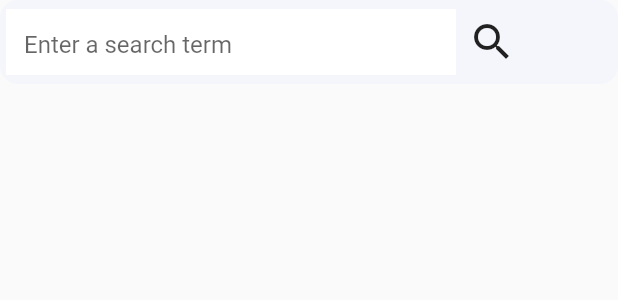
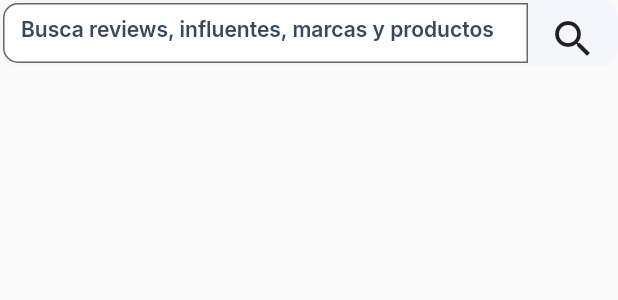
Before and after one commit to tipzty/tipzty_flutter_ui, a Flutter app: the BoxInputSearch widget shown alone on an empty page, opened directly, on a phone screen of 412 x 824 dp. Shown: the top 300 px of the screen. Run offline on Flutter 3.47's test engine with Material 2 defaults, Android fonts, the phone set to English and light mode, and no system bars; our stand-ins replace cached_network_image, google_fonts, websafe_svg; network calls fail.

Commit message:
fix box input search

```diff
--- a/lib/main.dart
+++ b/lib/main.dart
@@ -71,7 +71,11 @@
                 onTap: () {},
               ),
               TextDivider('BoxInputSearch'),
-              BoxInputSearch(),
+              SizedBox(
+                width: 400,
+                height: 44,
+                child: BoxInputSearch(),
+              )
             ],
           )),
     );
--- a/lib/src/widgets/box_input_search.dart
+++ b/lib/src/widgets/box_input_search.dart
@@ -1,31 +1,53 @@
 import 'package:flutter/material.dart';
 import 'package:flutter/widgets.dart';
+import 'package:google_fonts/google_fonts.dart';
+import 'package:tipzty_flutter_ui/shared/constants.dart';
 
 class BoxInputSearch extends StatelessWidget {
   @override
   Widget build(BuildContext context) {
+    Size size = MediaQuery.of(context).size;
+
     return Container(
-        padding: EdgeInsets.only(top: 4, bottom: 4, left: 4),
+        width: size.width,
+        height: 44,
+        padding: EdgeInsets.only(top: 2, bottom: 2, left: 2),
         decoration: BoxDecoration(
           color: Color.fromRGBO(245, 246, 251, 1),
           borderRadius: BorderRadius.circular(12),
         ),
-        child: Row(children: [
-          SizedBox(
-            width: 300,
-            height: 44,
+        child: Row(
+            crossAxisAlignment: CrossAxisAlignment.center,
+            mainAxisAlignment: MainAxisAlignment.center,
+            children: [
+              Expanded(
                 child: TextField(
                   decoration: InputDecoration(
+                      hintStyle: GoogleFonts.inter(
+                          fontSize: 14,
+                          color: textColor,
+                          fontWeight: FontWeight.w600),
+                      border: OutlineInputBorder(
+                          borderSide: BorderSide(
+                              color: Color.fromRGBO(245, 246, 251, 1),
+                              width: 0),
+                          borderRadius: BorderRadius.only(
+                              bottomLeft: Radius.circular(10),
+                              topLeft: Radius.circular(10))),
                       filled: true,
                       fillColor: Colors.white,
-                  border: InputBorder.none,
-                  hintText: 'Enter a search term'),
+                      hintText:
+                          'Busca reviews, influentes, marcas y productos'),
                 ),
               ),
-          IconButton(
+              SizedBox(
+                width: 60,
+                child: IconButton(
+                  alignment: Alignment.center,
                   icon: Icon(Icons.search, size: 32),
                   onPressed: () {},
                 ),
+              )
             ]));
   }
 }
```
Lines whose indentation alone changed are shown as unchanged.
